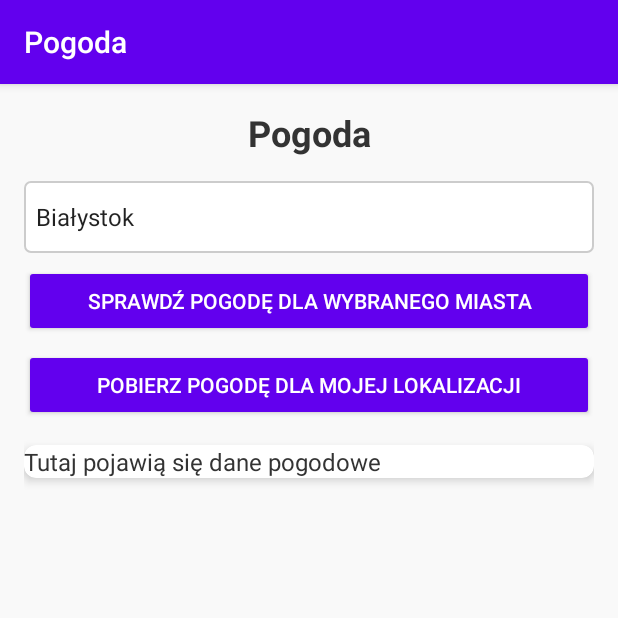
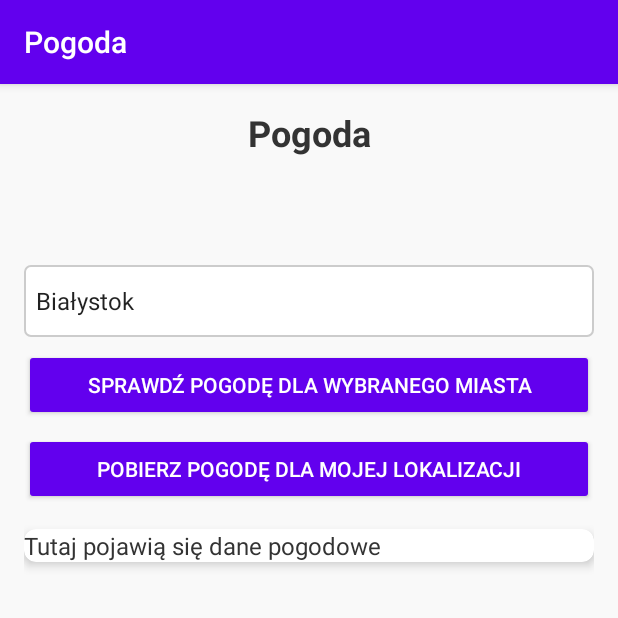
Before and after one commit to Warmianin420/Aplikacja-Mobilna, an Android app built with Jetpack Compose: the screen it shows after launch (MainActivity), on a phone screen of 412 x 824 dp, the top half of it. Run offline under Robolectric (Android 15) with nearby library versions, the phone set to English and light mode, and no system bars.

Commit message:
Dokumentacja & .apk

```diff
--- a/app/src/main/java/com/example/projekt/MainActivity.kt
+++ b/app/src/main/java/com/example/projekt/MainActivity.kt
@@ -63,7 +63,7 @@ class MainActivity : AppCompatActivity() {
                         if (response.isSuccessful) {
                             val weather = response.body()
                             txtWeather.text = """
-                                Miasto: ${weather?.name}
+                                Lokalizacja: ${weather?.name}
                                 Temperatura: ${weather?.main?.temp}°C
                                 Wilgotność: ${weather?.main?.humidity}%
                                 Ciśnienie: ${weather?.main?.pressure} hPa
--- a/app/src/main/res/layout/activity_main.xml
+++ b/app/src/main/res/layout/activity_main.xml
@@ -18,17 +18,15 @@
         android:paddingBottom="16dp"
         android:textColor="#333333" />
 
-    <!-- Pogoda dla bieżącej lokalizacji -->
-
     <!-- Spinner dla wyboru miasta -->
     <Spinner
         android:id="@+id/spinnerCity"
         android:layout_width="match_parent"
         android:layout_height="48dp"
+        android:layout_marginTop="56dp"
         android:layout_marginBottom="8dp"
         android:entries="@array/city_array"
         android:background="@drawable/spinner_background" />
-
 
     <!-- Pogoda dla wybranego miasta -->
     <Button
--- a/settings.gradle.kts
+++ b/settings.gradle.kts
@@ -19,5 +19,6 @@ dependencyResolutionManagement {
     }
 }
 
-rootProject.name = "Projekt"
+rootProject.name = "Pogoda"
 include(":app")
+include(":build.gradle.kts")
```
Also changed, not shown: 2 other files.
